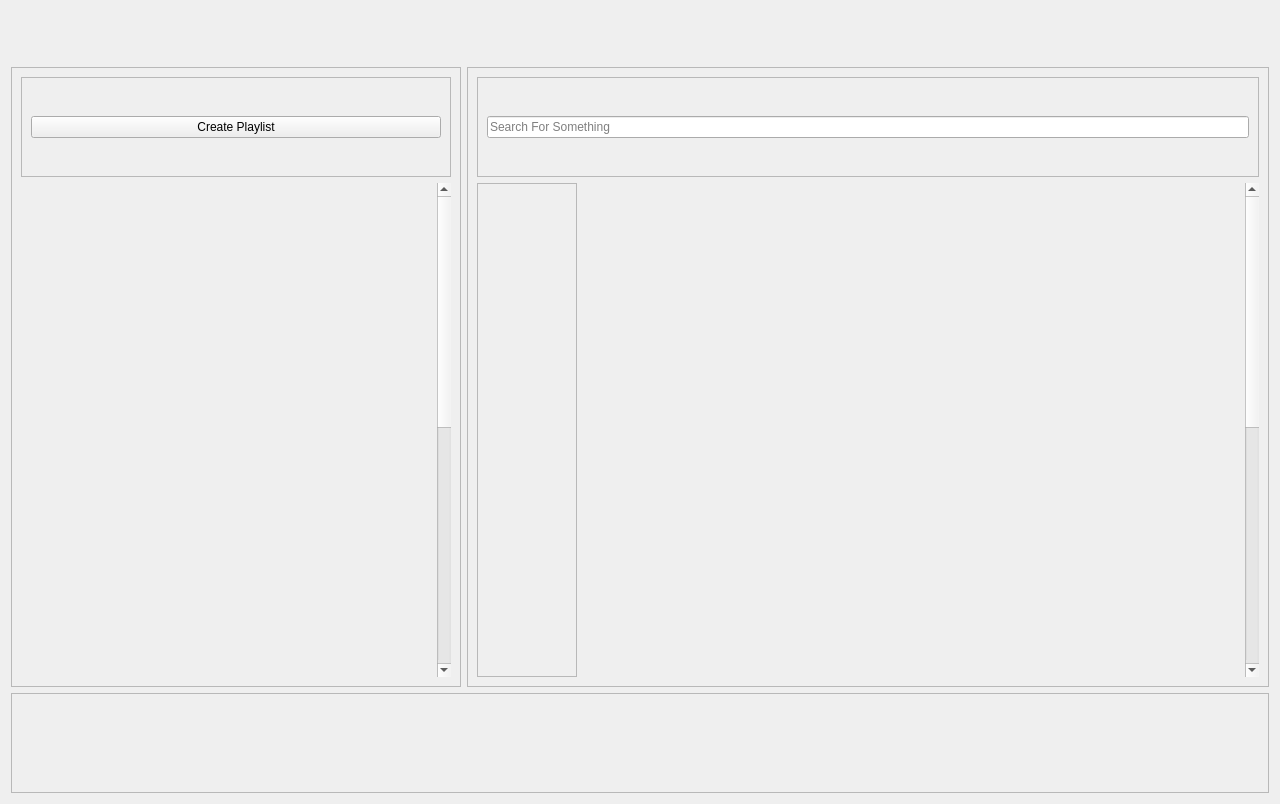
The window that SoundDrive/main.ui (Nmstr/SoundDrive) describes before a commit, drawn with Qt 5.
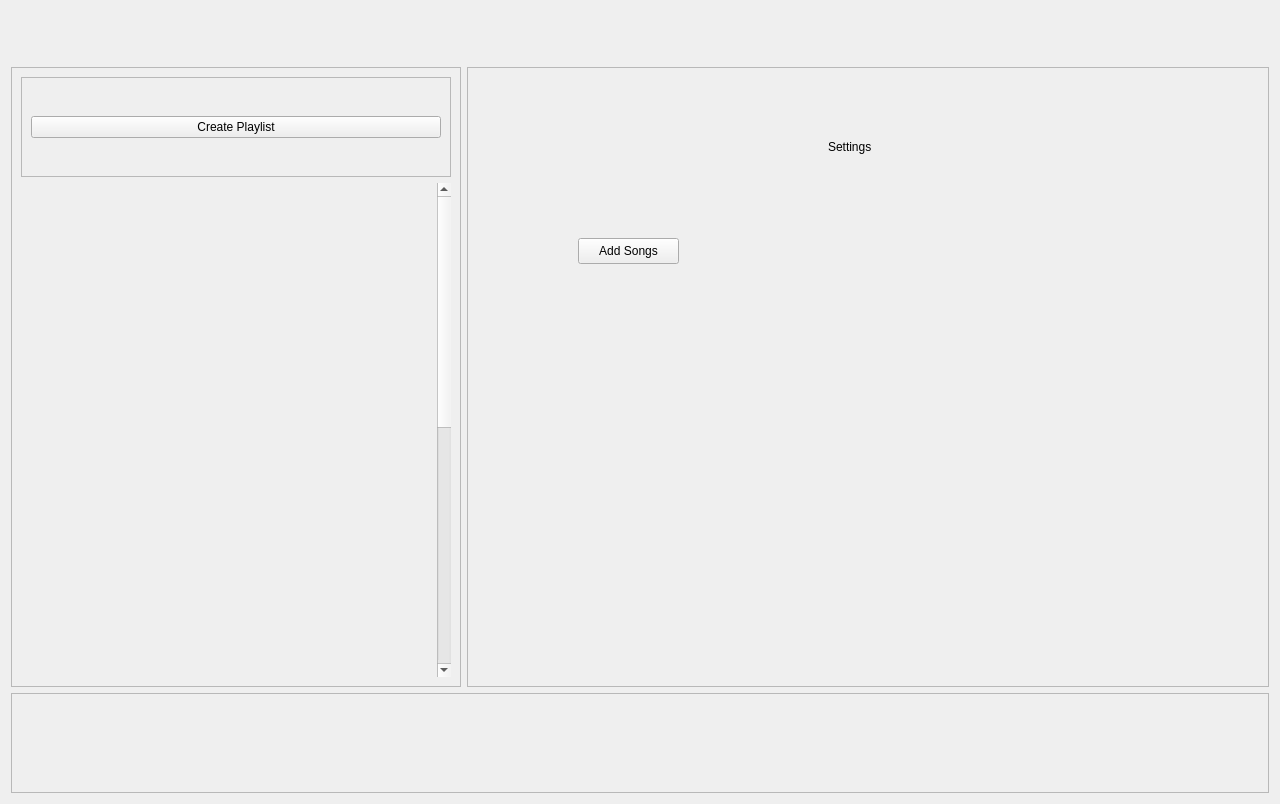
The same window after the commit.

Commit message: created settings page

The edit to the form file:
```diff
--- a/SoundDrive/main.ui
+++ b/SoundDrive/main.ui
@@ -26,7 +26,7 @@
       <enum>QFrame::Shape::StyledPanel</enum>
      </property>
      <property name="currentIndex">
-      <number>2</number>
+      <number>4</number>
      </property>
      <widget class="QWidget" name="home_page">
       <widget class="QLabel" name="label">
@@ -165,6 +165,34 @@
        </item>
       </layout>
      </widget>
+     <widget class="QWidget" name="settings_page">
+      <widget class="QLabel" name="settings_label">
+       <property name="geometry">
+        <rect>
+         <x>360</x>
+         <y>70</y>
+         <width>58</width>
+         <height>18</height>
+        </rect>
+       </property>
+       <property name="text">
+        <string>Settings</string>
+       </property>
+      </widget>
+      <widget class="QPushButton" name="add_songs_btn">
+       <property name="geometry">
+        <rect>
+         <x>110</x>
+         <y>170</y>
+         <width>101</width>
+         <height>26</height>
+        </rect>
+       </property>
+       <property name="text">
+        <string>Add Songs</string>
+       </property>
+      </widget>
+     </widget>
     </widget>
    </item>
    <item row="1" column="0">
```
Left out of the diff: 2 changed lines with no effect on the pictures. The commit also changes 2 other files.
